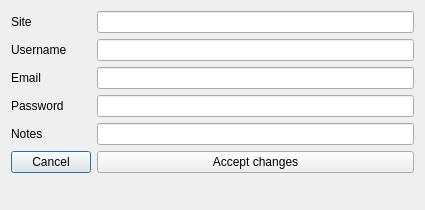
This is resources/editEntry.ui in GeorgeHoneywood/pastword as Qt 5 draws it before an edit. The edited form follows.
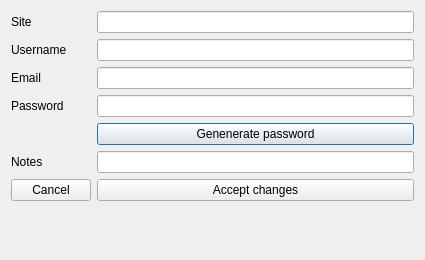
This is the edited form. Icons and pictures are not drawn.

Patch:
```diff
--- a/resources/editEntry.ui
+++ b/resources/editEntry.ui
@@ -7,7 +7,7 @@
     <x>0</x>
     <y>0</y>
     <width>425</width>
-    <height>210</height>
+    <height>260</height>
    </rect>
   </property>
   <property name="sizePolicy">
@@ -19,7 +19,7 @@
   <property name="maximumSize">
    <size>
     <width>16777215</width>
-    <height>210</height>
+    <height>260</height>
    </size>
   </property>
   <property name="windowTitle">
@@ -69,24 +69,31 @@
    <item row="3" column="1">
     <widget class="QLineEdit" name="txtPassword"/>
    </item>
-   <item row="4" column="0">
+   <item row="4" column="1">
+    <widget class="QPushButton" name="pbEditPWGen">
+     <property name="text">
+      <string>Genenerate password</string>
+     </property>
+    </widget>
+   </item>
+   <item row="5" column="0">
     <widget class="QLabel" name="lblNotes">
      <property name="text">
       <string>Notes</string>
      </property>
     </widget>
    </item>
-   <item row="4" column="1">
+   <item row="5" column="1">
     <widget class="QLineEdit" name="txtNotes"/>
    </item>
-   <item row="5" column="0">
+   <item row="6" column="0">
     <widget class="QPushButton" name="pbCancel">
      <property name="text">
       <string>Cancel</string>
      </property>
     </widget>
    </item>
-   <item row="5" column="1">
+   <item row="6" column="1">
     <widget class="QPushButton" name="pbAccept">
      <property name="text">
       <string>Accept changes</string>
```
Left out of the diff: 8 changed lines with no effect on the pictures.
